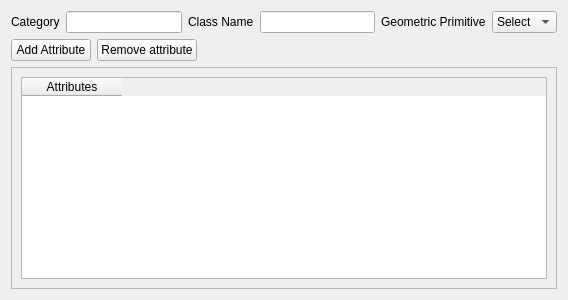
The window that CustomWidgets/CustomDbManagementWidgets/newClassWidget.ui (dsgoficial/DsgTools) describes before a commit, drawn with Qt 5.
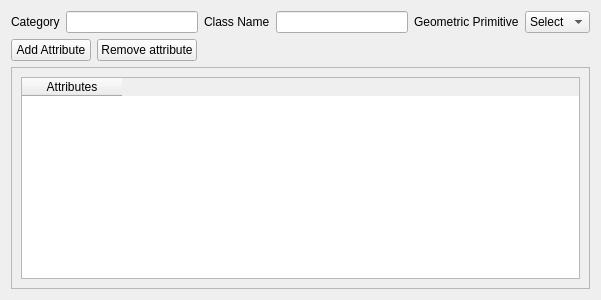
The same window after the commit. Icons and pictures are not drawn.

Commit message: first prototype on dynamic layout

Diff of the .ui file:
```diff
--- a/CustomWidgets/CustomDbManagementWidgets/newClassWidget.ui
+++ b/CustomWidgets/CustomDbManagementWidgets/newClassWidget.ui
@@ -6,10 +6,22 @@
    <rect>
     <x>0</x>
     <y>0</y>
-    <width>568</width>
+    <width>601</width>
     <height>300</height>
    </rect>
   </property>
+  <property name="sizePolicy">
+   <sizepolicy hsizetype="Preferred" vsizetype="MinimumExpanding">
+    <horstretch>0</horstretch>
+    <verstretch>0</verstretch>
+   </sizepolicy>
+  </property>
+  <property name="minimumSize">
+   <size>
+    <width>0</width>
+    <height>300</height>
+   </size>
+  </property>
   <property name="windowTitle">
    <string>Form</string>
   </property>
@@ -76,7 +88,7 @@
      </property>
      <property name="sizeHint" stdset="0">
       <size>
-       <width>274</width>
+       <width>307</width>
        <height>20</height>
       </size>
      </property>
@@ -84,6 +96,18 @@
    </item>
    <item row="2" column="0" colspan="3">
     <widget class="QScrollArea" name="newAttributeScrollArea">
+     <property name="sizePolicy">
+      <sizepolicy hsizetype="MinimumExpanding" vsizetype="Expanding">
+       <horstretch>0</horstretch>
+       <verstretch>0</verstretch>
+      </sizepolicy>
+     </property>
+     <property name="minimumSize">
+      <size>
+       <width>0</width>
+       <height>200</height>
+      </size>
+     </property>
      <property name="widgetResizable">
       <bool>true</bool>
      </property>
@@ -92,15 +116,30 @@
        <rect>
         <x>0</x>
         <y>0</y>
-        <width>554</width>
+        <width>587</width>
         <height>227</height>
        </rect>
       </property>
       <layout class="QGridLayout" name="gridLayout_2">
        <item row="0" column="0">
         <layout class="QVBoxLayout" name="verticalLayout">
+         <property name="sizeConstraint">
+          <enum>QLayout::SetMinimumSize</enum>
+         </property>
          <item>
           <widget class="QTableWidget" name="tableWidget">
+           <property name="sizePolicy">
+            <sizepolicy hsizetype="Expanding" vsizetype="MinimumExpanding">
+             <horstretch>0</horstretch>
+             <verstretch>0</verstretch>
+            </sizepolicy>
+           </property>
+           <property name="minimumSize">
+            <size>
+             <width>0</width>
+             <height>200</height>
+            </size>
+           </property>
            <column>
             <property name="text">
              <string>Attributes</string>
```
The commit also changes 6 other files.
